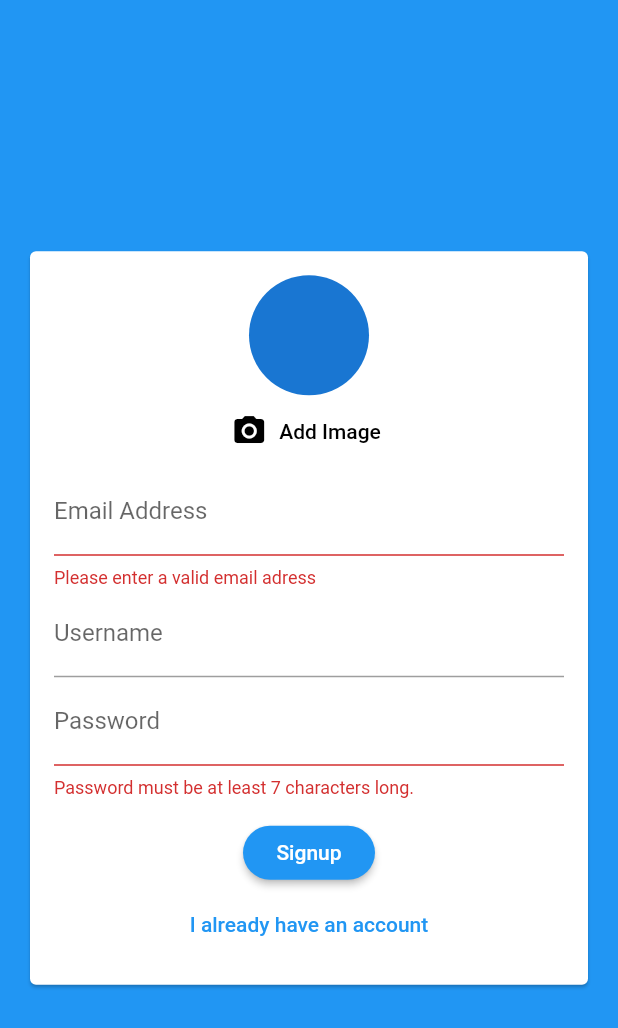
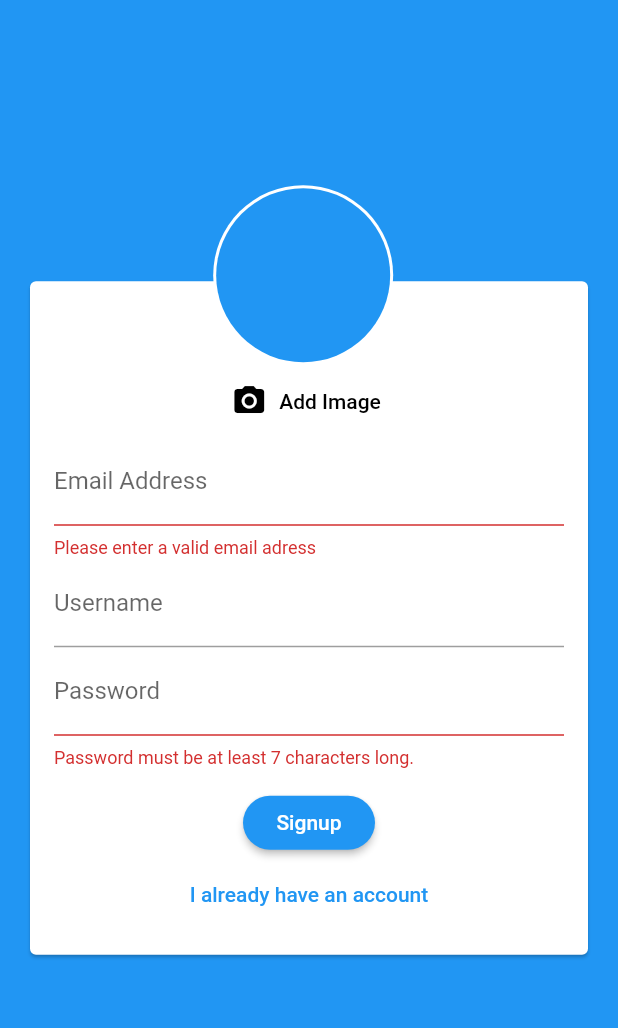
Before and after one commit to Edenik/Flutter_Firebase_Chat_App, a Flutter app: the screen it shows after launch, after a tap on "Login", after a tap on "Create new account", on a phone screen of 412 x 824 dp. Shown: the top 1028 px of the screen. Run offline on Flutter 3.47's test engine with Material 2 defaults, Android fonts, the phone set to English and light mode, and no system bars; our stand-ins replace cloud_firestore, firebase_auth, firebase_storage, image_picker; accounts and stored records are empty.

Commit message:
displaying user images + improving image picker ui

```diff
--- a/lib/widgets/chat/messages.dart
+++ b/lib/widgets/chat/messages.dart
@@ -33,6 +33,7 @@ class Messages extends StatelessWidget {
               itemBuilder: (ctx, index) => MessageBubble(
                 chatDocs[index]['text'],
                 chatDocs[index]['username'],
+                chatDocs[index]['userImage'],
                 chatDocs[index]['userId'] == futureSnapshot.data.uid,
                 key: ValueKey(
                   chatDocs[index].documentID,
--- a/lib/widgets/chat/new_message.dart
+++ b/lib/widgets/chat/new_message.dart
@@ -21,6 +21,7 @@ class _NewMessageState extends State<NewMessage> {
       'createdAt': Timestamp.now(),
       'userId': user.uid,
       'username': userData['username'],
+      'userImage': userData['image_url'],
     });
     _controller.clear();
   }
--- a/lib/widgets/pickers/user_image_picker.dart
+++ b/lib/widgets/pickers/user_image_picker.dart
@@ -28,12 +28,12 @@ class _UserImagePickerState extends State<UserImagePicker> {
 
   @override
   Widget build(BuildContext context) {
-    return Column(
+    return Stack(
+      children: [
+        Column(
           children: <Widget>[
-        CircleAvatar(
-          radius: 40,
-          backgroundImage:
-              _pickedImage != null ? FileImage(_pickedImage) : null,
+            SizedBox(
+              height: 40,
             ),
             FlatButton.icon(
               onPressed: _pickImage,
@@ -41,6 +41,26 @@ class _UserImagePickerState extends State<UserImagePicker> {
               label: Text('Add Image'),
             ),
           ],
+        ),
+        Positioned(
+            top: -80,
+            child: Container(
+              child: CircleAvatar(
+                  radius: 60,
+                  backgroundImage:
+                      _pickedImage != null ? FileImage(_pickedImage) : null,
+                  foregroundColor: Colors.white,
+                  backgroundColor: Colors.blue),
+              width: 120,
+              height: 120,
+              padding: const EdgeInsets.all(2.0), // borde width
+              decoration: BoxDecoration(
+                color: const Color(0xFFFFFFFF), // border color
+                shape: BoxShape.circle,
+              ),
+            )),
+      ],
+      overflow: Overflow.visible,
     );
   }
 }
```
Also changed, not shown: lib/widgets/chat/message_bubble.dart (+38 -6 lines). Lines whose indentation alone changed are shown as unchanged.
